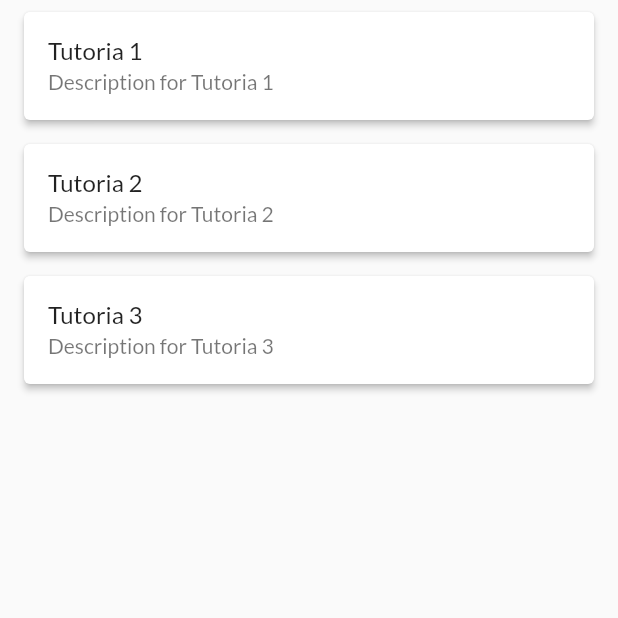
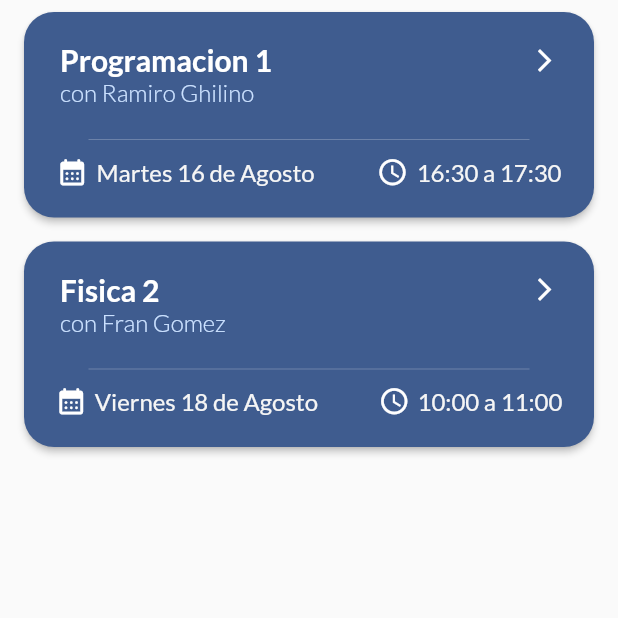
Before and after one commit to ju4ncito/turnero_taie_front, a Flutter app: the TutoriasListWidget screen opened directly, on a phone screen of 412 x 824 dp, the top half of it. Run offline on Flutter 3.47's test engine with Material 2 defaults, Android fonts, the phone set to English and light mode, and no system bars; our stand-ins replace chopper, google_fonts, google_nav_bar, google_sign_in, sign_in_button, table_calendar; generated files the repository leaves out were written again.

Commit message:
Correccion de cards en home_tutor para demo

```diff
--- a/lib/components/home_tutor.dart
+++ b/lib/components/home_tutor.dart
@@ -9,10 +9,8 @@ class Tutoria {
 
 class TutoriasListWidget extends StatelessWidget {
   final List<Tutoria> tutorias = [
-    Tutoria('Tutoria 1', 'Description for Tutoria 1'),
-    Tutoria('Tutoria 2', 'Description for Tutoria 2'),
-    Tutoria('Tutoria 3', 'Description for Tutoria 3'),
-    // Add more tutorias here
+    Tutoria('Programacion 1', 'con Ramiro Ghilino '),
+    Tutoria('Fisica 2', 'con Fran Gomez'),
   ];
 
   @override
@@ -23,15 +21,113 @@ class TutoriasListWidget extends StatelessWidget {
         itemBuilder: (context, index) {
           final tutoria = tutorias[index];
           return Card(
+            shape: RoundedRectangleBorder(
+              borderRadius: BorderRadius.circular(20),
+            ),
+            color: const Color.fromARGB(255, 63, 92, 143),
             elevation: 2,
             margin: const EdgeInsets.symmetric(horizontal: 16, vertical: 8),
-            child: ListTile(
-              title: Text(tutoria.name),
-              subtitle: Text(tutoria.description),
-              onTap: () {
-                // Handle tutoria item tap
-                print('Tutoria selected: ${tutoria.name}');
-              },
+            child: Padding(
+              padding: const EdgeInsets.all(8.0),
+              child: Column(
+                children: [
+                  ListTile(
+                    title: Row(
+                      mainAxisAlignment: MainAxisAlignment.spaceBetween,
+                      children: [
+                        Text(
+                          tutoria.name,
+                          style: const TextStyle(
+                            color: Colors.white,
+                            fontSize: 20,
+                            fontWeight: FontWeight.bold,
+                          ),
+                        ),
+                        const Icon(
+                          Icons.arrow_forward_ios,
+                          color: Colors.white,
+                          size: 18,
+                        )
+                      ],
+                    ),
+                    subtitle: Text(
+                      tutoria.description,
+                      style: const TextStyle(
+                        color: Color.fromARGB(255, 203, 225, 255),
+                        fontSize: 16,
+                        fontWeight: FontWeight.w300,
+                      ),
+                    ),
+                    onTap: () {
+                      // Handle tutoria item tap
+                      print('Tutoria selected: ${tutoria.name}');
+                    },
+                  ),
+                  const Divider(
+                    height: 10,
+                    thickness: 0.5,
+                    indent: 35,
+                    endIndent: 35,
+                    color: Color.fromARGB(80, 255, 255, 255),
+                  ),
+                  Padding(
+                    padding: const EdgeInsets.only(
+                        left: 8, right: 8, bottom: 12, top: 6),
+                    child: Row(
+                      mainAxisAlignment: MainAxisAlignment.spaceEvenly,
+                      children: [
+                        const Icon(
+                          Icons.calendar_month_rounded,
+                          color: Colors.white,
+                          size: 21,
+                        ),
+                        if (index == 0)
+                          Text(
+                            'Martes 16 de Agosto',
+                            textAlign: TextAlign.left,
+                            style: TextStyle(
+                              color: Colors.grey[100],
+                              fontSize: 16,
+                            ),
+                          ),
+                        if (index == 1)
+                          Text(
+                            'Viernes 18 de Agosto',
+                            textAlign: TextAlign.left,
+                            style: TextStyle(
+                              color: Colors.grey[100],
+                              fontSize: 16,
+                            ),
+                          ),
+                        const SizedBox(width: 30),
+                        const Icon(
+                          Icons.schedule,
+                          color: Colors.white,
+                          size: 21,
+                        ),
+                        if (index == 0)
+                          Text(
+                            '16:30 a 17:30',
+                            textAlign: TextAlign.left,
+                            style: TextStyle(
+                              color: Colors.grey[100],
+                              fontSize: 16,
+                            ),
+                          ),
+                        if (index == 1)
+                          Text(
+                            '10:00 a 11:00',
+                            textAlign: TextAlign.left,
+                            style: TextStyle(
+                              color: Colors.grey[100],
+                              fontSize: 16,
+                            ),
+                          ),
+                      ],
+                    ),
+                  )
+                ],
+              ),
             ),
           );
         },
--- a/lib/pages/tutor_page.dart
+++ b/lib/pages/tutor_page.dart
@@ -111,7 +111,10 @@ class _TutorPageState extends State<TutorPage> {
                 ),
                 Text(
                   '${widget.userName}',
-                  style: TextStyle(color: Colors.grey[900], fontSize: 22),
+                  style: TextStyle(
+                      color: Colors.grey[900],
+                      fontSize: 22,
+                      fontWeight: FontWeight.bold),
                 ),
               ],
             ),
```
